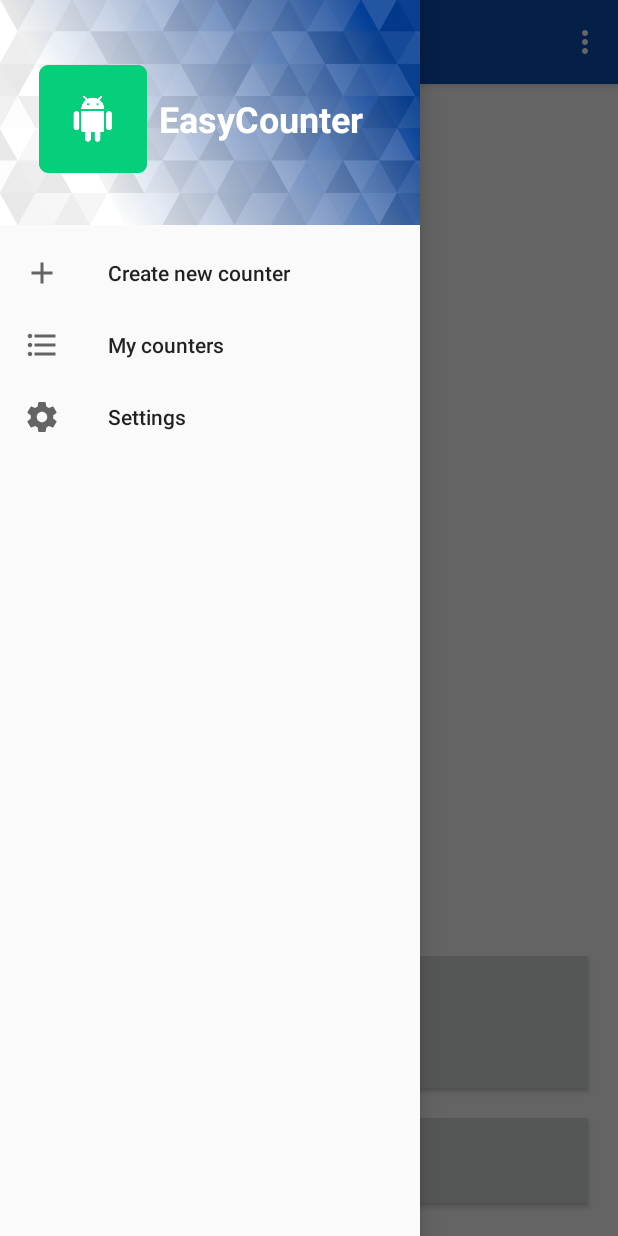
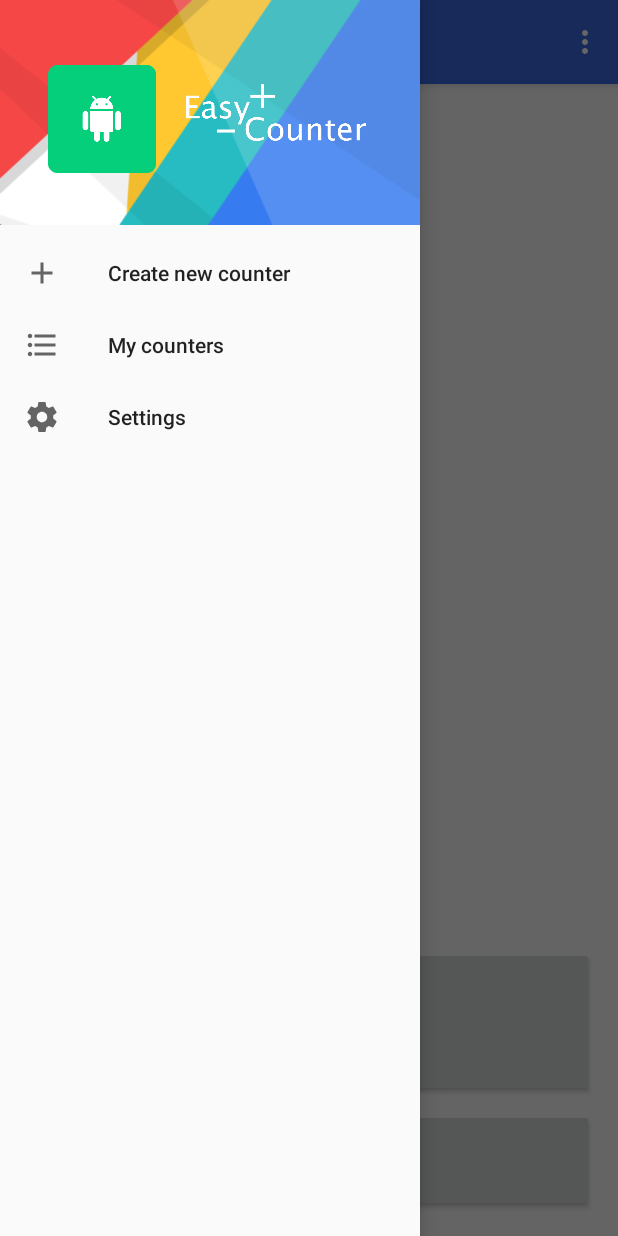
Before and after one commit to Diy2210/EasyCounterMaster, an Android app: the screen it shows after launch (MainActivity), with the side drawer open, on a phone screen of 412 x 824 dp. Run offline under Robolectric (Android 15) with nearby library versions, the phone set to English and light mode, and no system bars.

Commit message:
add nav header logo/background

```diff
--- a/app/src/main/java/com/example/diy2210/easycounter/NewCounterActivity.java
+++ b/app/src/main/java/com/example/diy2210/easycounter/NewCounterActivity.java
@@ -51,7 +51,6 @@ public class NewCounterActivity extends AppCompatActivity implements View.OnClic
         step = ECApp.step;
 
         dateFormat = new SimpleDateFormat("yyyy/MM/dd HH:mm:ss");
-//        if (ECApp.time)
         if (sharedPref.getBoolean("timeCheckBox_settings", false)) {
             Date date = new Date();
             timeTV = findViewById(R.id.timeTV);
@@ -103,7 +102,6 @@ public class NewCounterActivity extends AppCompatActivity implements View.OnClic
         onlyPlusBtn.setOnClickListener(this);
         onlyMinusBtn.setOnClickListener(this);
 
-//        if (ECApp.reset)
         if (sharedPref.getBoolean("resetCheckBox_settings", false)) {
             minusBtn.setOnLongClickListener(this);
 //            onlyMinusBtn.setOnLongClickListener(this);
--- a/app/src/main/res/layout/nav_header_main.xml
+++ b/app/src/main/res/layout/nav_header_main.xml
@@ -1,9 +1,10 @@
 <?xml version="1.0" encoding="utf-8"?>
 <LinearLayout xmlns:android="http://schemas.android.com/apk/res/android"
     xmlns:app="http://schemas.android.com/apk/res-auto"
+    xmlns:tools="http://schemas.android.com/tools"
     android:layout_width="match_parent"
     android:layout_height="150dp"
-    android:background="@drawable/background"
+    android:background="@drawable/nav_header_back"
     android:gravity="bottom"
     android:orientation="horizontal"
     android:paddingLeft="@dimen/activity_horizontal_margin"
@@ -17,10 +18,24 @@
         android:layout_height="match_parent">
 
         <ImageView
+            android:id="@+id/imageView2"
+            android:layout_width="120dp"
+            android:layout_height="70dp"
+            android:layout_marginStart="8dp"
+            android:layout_marginTop="8dp"
+            android:layout_marginEnd="8dp"
+            android:layout_marginBottom="8dp"
+            app:layout_constraintBottom_toBottomOf="parent"
+            app:layout_constraintEnd_toEndOf="parent"
+            app:layout_constraintStart_toEndOf="@+id/imageView"
+            app:layout_constraintTop_toTopOf="parent"
+            app:srcCompat="@drawable/nav_header_title" />
+
+        <ImageView
             android:id="@+id/imageView"
             android:layout_width="wrap_content"
             android:layout_height="wrap_content"
-            android:layout_marginStart="10dp"
+            android:layout_marginStart="16dp"
             android:layout_marginTop="8dp"
             android:layout_marginBottom="8dp"
             android:contentDescription="@string/nav_header_desc"
@@ -30,22 +45,6 @@
             app:layout_constraintTop_toTopOf="parent"
             app:srcCompat="@mipmap/ic_launcher_round" />
 
-        <TextView
-            android:layout_width="wrap_content"
-            android:layout_height="wrap_content"
-            android:layout_marginStart="8dp"
-            android:layout_marginTop="8dp"
-            android:layout_marginBottom="8dp"
-            android:paddingTop="@dimen/nav_header_vertical_spacing"
-            android:text="@string/app_name"
-            android:textAllCaps="false"
-            android:textAppearance="@style/TextAppearance.AppCompat.Body1"
-            android:textColor="#fff"
-            android:textSize="24sp"
-            android:textStyle="bold"
-            app:layout_constraintBottom_toBottomOf="parent"
-            app:layout_constraintStart_toEndOf="@+id/imageView"
-            app:layout_constraintTop_toTopOf="parent" />
     </android.support.constraint.ConstraintLayout>
 
 </LinearLayout>
--- a/app/src/main/res/values/colors.xml
+++ b/app/src/main/res/values/colors.xml
@@ -1,6 +1,6 @@
 <?xml version="1.0" encoding="utf-8"?>
 <resources>
-    <color name="colorPrimary">#094db4</color>
-    <color name="colorPrimaryDark">#074097</color>
+    <color name="colorPrimary">#3a69e2</color>
+    <color name="colorPrimaryDark">#2654df</color>
     <color name="colorAccent">#1b3ed8</color>
 </resources>
```
Also changed, not shown: app/src/main/res/drawable/nav_header_back.png (added), app/src/main/res/drawable/nav_header_title.png (added).
